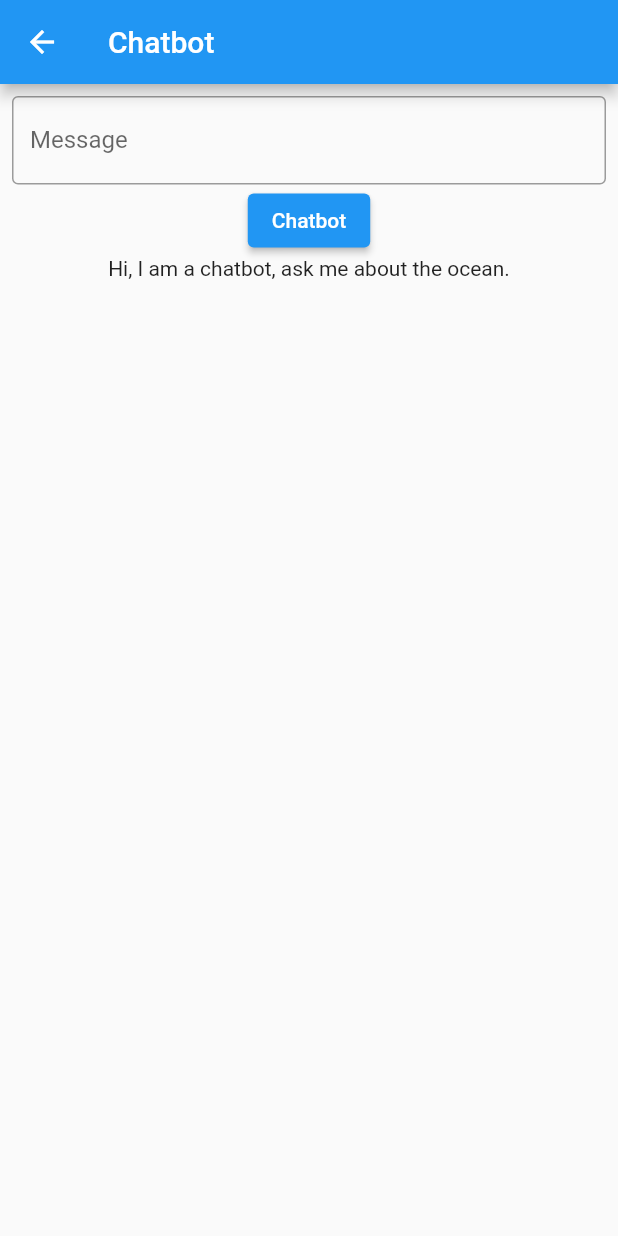
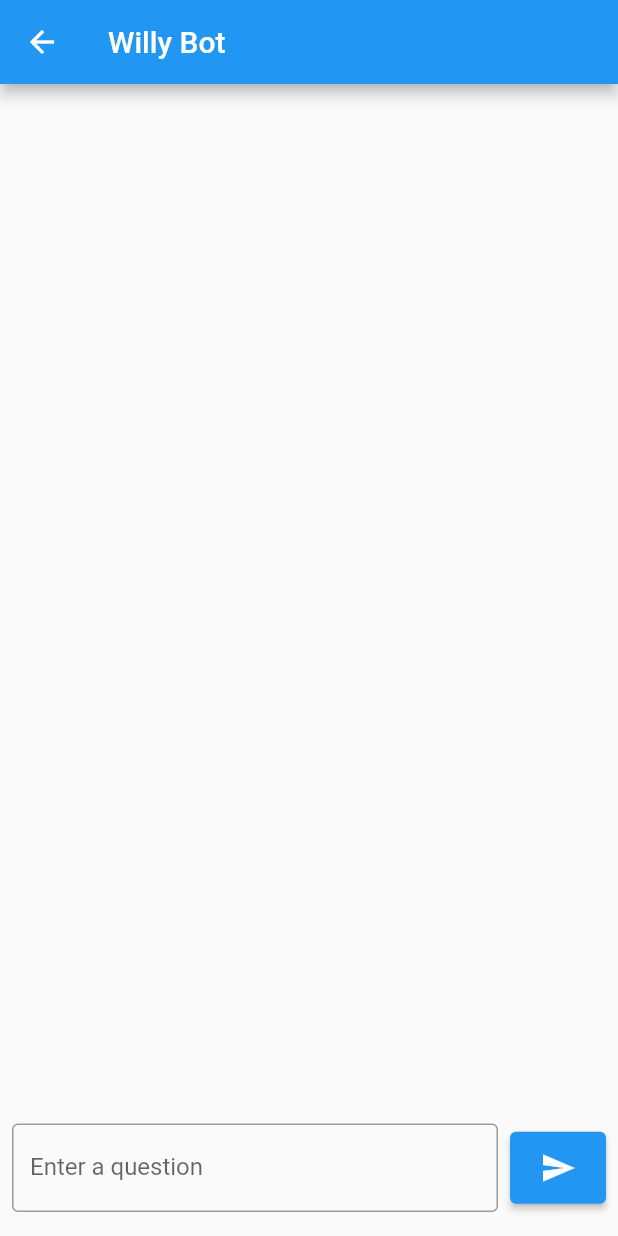
Before and after one commit to AlexGrim12/nasa_app, a Flutter app: the ChatbotScreen screen opened by its route, on a phone screen of 412 x 824 dp. Run offline on Flutter 3.47's test engine with Material 2 defaults, Android fonts, the phone set to English and light mode, and no system bars; missing offline and left inert: google_generative_language_api.

Commit message:
chatbot design

```diff
--- a/lib/models/models.dart
+++ b/lib/models/models.dart
@@ -1 +1,2 @@
 export 'menu_options.dart';
+export 'chat_card.dart';
--- a/lib/screens/chatbot_screen.dart
+++ b/lib/screens/chatbot_screen.dart
@@ -1,6 +1,6 @@
 import 'package:flutter/material.dart';
-
 import 'package:google_generative_language_api/google_generative_language_api.dart';
+import 'package:nasa_app/models/chat_card.dart';
 
 late final String apiKey;
 
@@ -14,10 +14,16 @@ class ChatbotScreen extends StatefulWidget {
 class _ChatbotScreenState extends State<ChatbotScreen> {
   final TextEditingController _controller = TextEditingController();
   String content = 'Hi, I am a chatbot, ask me about the ocean.';
+  List<Message> messages = [];
+  late String apiKey;
+
+  @override
+  void initState() {
+    super.initState();
+    apiKey = 'AIzaSyDWnszd8THhYE-m9OH2AIripZBxboCkVao';
+  }
 
   Future<void> chat(String message) async {
-    apiKey = 'AIzaSyDWnszd8THhYE-m9OH2AIripZBxboCkVao';
-
     const String chatModel = 'models/chat-bison-001';
 
     // Generate a message.
@@ -37,9 +43,12 @@ class _ChatbotScreenState extends State<ChatbotScreen> {
       apiKey: apiKey,
     );
 
-    // Update the content variable with the content of the second candidate.
+    print(messageResponse);
+
     setState(() {
-      content = messageResponse.candidates[0].content;
+      messages.add(Message(author: 'User', content: message));
+      messages.add(Message(
+          author: 'Willy', content: messageResponse.candidates[0].content));
     });
   }
 
@@ -47,30 +56,57 @@ class _ChatbotScreenState extends State<ChatbotScreen> {
   Widget build(BuildContext context) {
     return Scaffold(
       appBar: AppBar(
-        title: const Text('Chatbot'),
+        title: const Text('Willy Bot'),
       ),
       body: Padding(
-        padding: const EdgeInsets.all(8.0),
-        child: Center(
-          child: Column(children: [
-            TextField(
+        padding: const EdgeInsets.only(bottom: 16, left: 8, right: 8),
+        child: Column(
+            mainAxisAlignment: MainAxisAlignment.end,
+            crossAxisAlignment: CrossAxisAlignment.stretch,
+            children: [
+              // Print content
+              Expanded(
+                child: ListView.builder(
+                  itemCount: messages.length,
+                  itemBuilder: (BuildContext context, int index) {
+                    final message = messages[index];
+                    return ChatCard(
+                      messageText: message.content,
+                      senderName: 'Willy',
+                      messageTimestamp: 'Number of message: $index',
+                    );
+                  },
+                ),
+              ),
+              Row(
+                children: [
+                  Expanded(
+                    flex:
+                        4, // Adjust the flex value to control the width of the text field.
+                    child: TextField(
                       controller: _controller,
                       decoration: const InputDecoration(
                         border: OutlineInputBorder(),
-                labelText: 'Message',
+                        labelText: 'Enter a question',
                       ),
                     ),
-
-            ElevatedButton(
+                  ),
+                  const SizedBox(width: 8),
+                  SizedBox(
+                    height: 48,
+                    child: Expanded(
+                      flex: 1,
+                      child: ElevatedButton(
                           onPressed: () {
                             chat(_controller.text);
                             _controller.clear();
                           },
-                child: const Text('Chatbot')),
-            // Print content
-            Text(content),
+                          child: const Icon(Icons.send)),
+                    ),
+                  ),
+                ],
+              ),
             ]),
-        ),
       ),
     );
   }
--- a/pubspec.yaml
+++ b/pubspec.yaml
@@ -61,6 +61,8 @@ flutter:
 
   # To add assets to your application, add an assets section, like this:
   # assets:
+  assets:
+      - assets/icon.png
   #   - images/a_dot_burr.jpeg
   #   - images/a_dot_ham.jpeg
 
```
Also changed, not shown: lib/models/chat_card.dart (added, +49 -0 lines), assets/icon.jpeg (added), assets/icon.png (added), 4 other files. Lines whose indentation alone changed are shown as unchanged.
